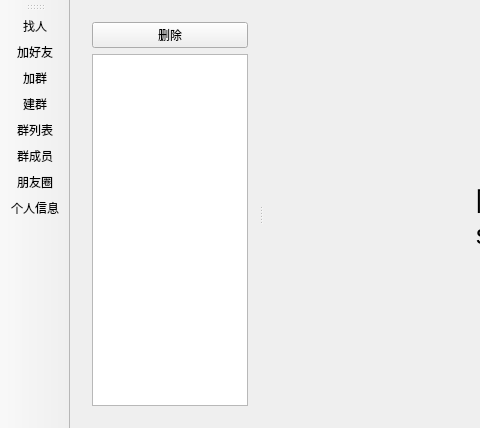
Old version of the form client/mainwindow.ui in the repository seekstar/syncchat; both pictures show x 0 to 480 and y 0 to 428 of the 807 by 428 pixel window.
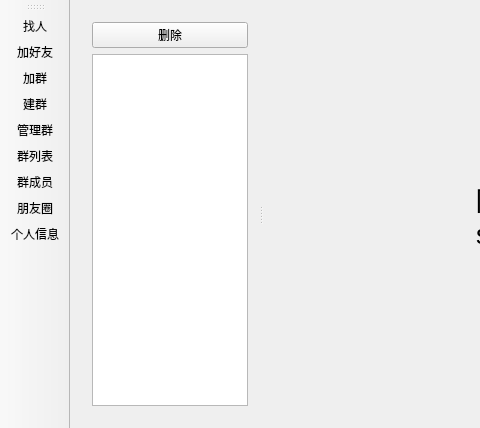
New version of the form.

The edit to the form file:
```diff
--- a/client/mainwindow.ui
+++ b/client/mainwindow.ui
@@ -150,6 +150,7 @@
    <addaction name="actionAddFriend"/>
    <addaction name="actionJoinGroup"/>
    <addaction name="actionCreateGroup"/>
+   <addaction name="actionManageGroup"/>
    <addaction name="actionAllGrps"/>
    <addaction name="actionAllGrpMember"/>
    <addaction name="actionMoments"/>
@@ -205,6 +206,11 @@
     <string>群列表</string>
    </property>
   </action>
+  <action name="actionManageGroup">
+   <property name="text">
+    <string>管理群</string>
+   </property>
+  </action>
  </widget>
  <layoutdefault spacing="6" margin="11"/>
  <resources/>
```
